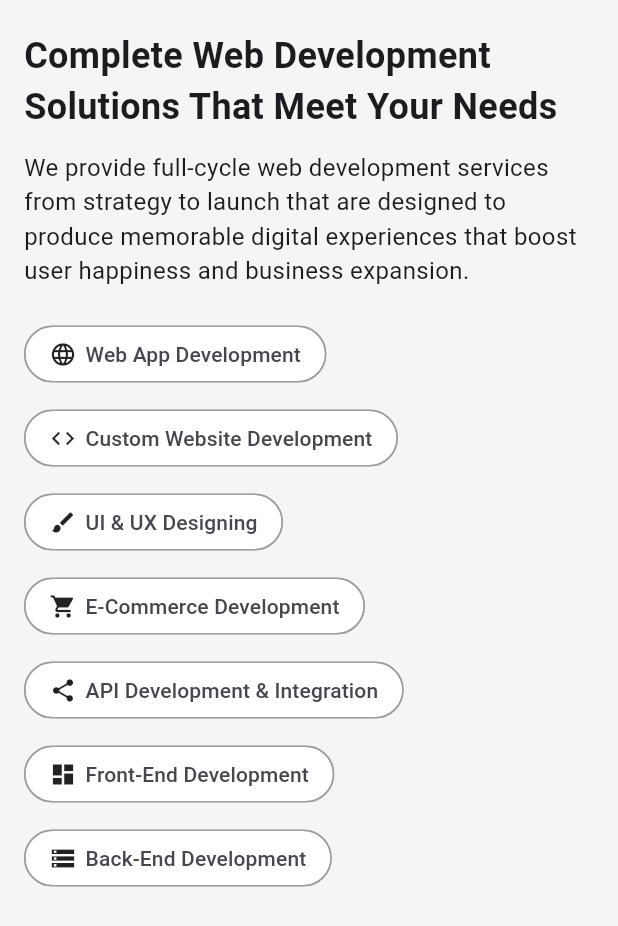
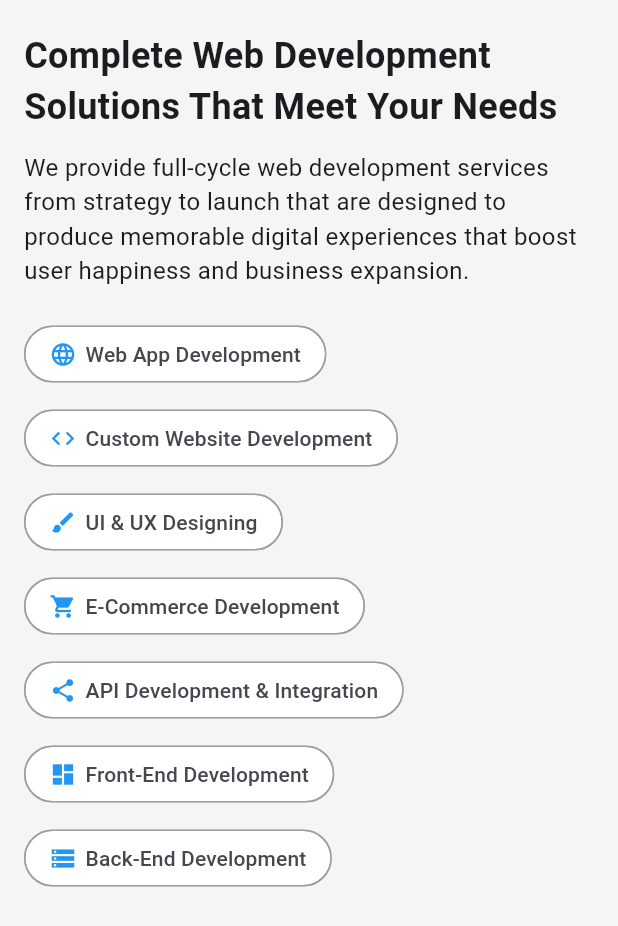
Before and after one commit to DIV-SYSTEM/onlineapk, a Flutter app: the Am4 widget shown alone on an empty page, opened directly, on a phone screen of 412 x 824 dp. Shown: the top 926 px of the screen. Run offline on Flutter 3.47's test engine with Material 3 defaults, Android fonts, the phone set to English and light mode, and no system bars; our stand-ins replace carousel_slider, intl_phone_field, percent_indicator, pie_chart, video_player, visibility_detector; network calls fail.

Commit message:
Update web2.dart

```diff
--- a/lib/Web_Service/web2.dart
+++ b/lib/Web_Service/web2.dart
@@ -1,4 +1,5 @@
 import 'package:flutter/material.dart';
+import 'package:url_launcher/url_launcher.dart';
 
 class Am4 extends StatefulWidget {
   const Am4({super.key});
@@ -23,7 +24,8 @@ class _Am4State extends State<Am4> {
         'Enterprise-grade web portals and dashboards',
         'Cloud-based web applications with scalable architecture',
       ],
-      'image': 'assets/images/web_image_5.jpg',
+      'image': 'https://raw.githubusercontent.com/Vanshahuja1/One-Aim-App/main/assets/images/web_image_5.jpg',
+      'url': 'https://example.com/web-app-development', // Replace with actual URL
     },
     {
       'title': 'Custom Website Development',
@@ -37,7 +39,8 @@ class _Am4State extends State<Am4> {
         'Custom animations and interactive elements',
         'Accessibility compliance (WCAG standards)',
       ],
-      'image': 'assets/images/web_image_2.jpg',
+      'image': 'https://raw.githubusercontent.com/Vanshahuja1/One-Aim-App/main/assets/images/web_image_2.jpg',
+      'url': 'https://example.com/custom-website-development', // Replace with actual URL
     },
     {
       'title': 'UI & UX Designing',
@@ -51,7 +54,8 @@ class _Am4State extends State<Am4> {
         'Usability testing and iterative improvements',
         'Design systems for consistent brand experience',
       ],
-      'image': 'assets/images/web_image_4.jpg',
+      'image': 'https://raw.githubusercontent.com/Vanshahuja1/One-Aim-App/main/assets/images/web_image_4.jpg',
+      'url': 'https://example.com/ui-ux-designing', // Replace with actual URL
     },
     {
       'title': 'E-Commerce Development',
@@ -65,7 +69,8 @@ class _Am4State extends State<Am4> {
         'Product catalog and search functionality',
         'Mobile-optimized shopping experiences',
       ],
-      'image': 'assets/images/web_image_1.jpg',
+      'image': 'https://raw.githubusercontent.com/Vanshahuja1/One-Aim-App/main/assets/images/web_image_1.jpg',
+      'url': 'https://example.com/e-commerce-development', // Replace with actual URL
     },
     {
       'title': 'API Development & Integration',
@@ -79,7 +84,8 @@ class _Am4State extends State<Am4> {
         'API documentation and developer resources',
         'API security and authentication protocols',
       ],
-      'image': 'assets/images/web_image_8.jpg',
+      'image': 'https://raw.githubusercontent.com/Vanshahuja1/One-Aim-App/main/assets/images/web_image_8.jpg',
+      'url': 'https://example.com/api-development', // Replace with actual URL
     },
     {
       'title': 'Front-End Development',
@@ -93,7 +99,8 @@ class _Am4State extends State<Am4> {
         'State management and data flow architecture',
         'Accessibility implementation and testing',
       ],
-      'image': 'assets/images/web_image_9.jpg',
+      'image': 'https://raw.githubusercontent.com/Vanshahuja1/One-Aim-App/main/assets/images/web_image_9.jpg',
+      'url': 'https://example.com/front-end-development', // Replace with actual URL
     },
     {
       'title': 'Back-End Development',
@@ -107,10 +114,21 @@ class _Am4State extends State<Am4> {
         'Cloud infrastructure setup and management',
         'Performance monitoring and scaling solutions',
       ],
-      'image': 'assets/images/web_image_10.jpg',
+      'image': 'https://raw.githubusercontent.com/Vanshahuja1/One-Aim-App/main/assets/images/web_image_10.jpg',
+      'url': 'https://example.com/back-end-development', // Replace with actual URL
     },
   ];
 
+  Future<void> _launchUrl(String url) async {
+    final Uri uri = Uri.parse(url);
+    if (await canLaunchUrl(uri)) {
+      await launchUrl(uri, mode: LaunchMode.externalApplication);
+    } else {
+      ScaffoldMessenger.of(context).showSnackBar(
+        SnackBar(content: Text('Could not launch $url')),
+      );
+    }
+  }
 
   @override
   Widget build(BuildContext context) {
@@ -132,7 +150,6 @@ class _Am4State extends State<Am4> {
             style: TextStyle(fontSize: 16),
           ),
           const SizedBox(height: 20),
-
           Wrap(
             spacing: 8,
             runSpacing: 8,
@@ -141,7 +158,11 @@ class _Am4State extends State<Am4> {
                 label: Row(
                   mainAxisSize: MainAxisSize.min,
                   children: [
-                    Icon(solutions[index]['icon'], size: 18),
+                    Icon(
+                      solutions[index]['icon'],
+                      size: 18,
+                      color: Colors.blue,
+                    ),
                     const SizedBox(width: 6),
                     Flexible(
                       child: Text(
@@ -166,9 +187,7 @@ class _Am4State extends State<Am4> {
               );
             }),
           ),
-
           const SizedBox(height: 20),
-
           if (selectedIndex != null)
             Container(
               padding: const EdgeInsets.all(16),
@@ -209,25 +228,35 @@ class _Am4State extends State<Am4> {
                                 child: Text(
                                   feature,
                                   style: const TextStyle(fontSize: 16),
-                              )),
+                                ),
+                              ),
                             ],
                           ))
                       .toList(),
                   const SizedBox(height: 16),
                   ClipRRect(
                     borderRadius: BorderRadius.circular(12),
-                    child: Image.asset(
+                    child: AspectRatio(
+                      aspectRatio: 3 / 2, // Based on previous 791x527
+                      child: Image.network(
                         solutions[selectedIndex!]['image'],
                         width: double.infinity,
                         fit: BoxFit.cover,
+                        errorBuilder: (context, error, stackTrace) => Container(
+                          color: Colors.grey[200],
+                          child: const Center(child: Text('Image not found')),
+                        ),
+                        loadingBuilder: (context, child, loadingProgress) {
+                          if (loadingProgress == null) return child;
+                          return const Center(child: CircularProgressIndicator());
+                        },
+                      ),
                     ),
                   ),
                   const SizedBox(height: 16),
                   Center(
                     child: ElevatedButton(
-                      onPressed: () {
-                        // You can add navigation or a link here
-                      },
+                      onPressed: () => _launchUrl(solutions[selectedIndex!]['url']),
                       style: ElevatedButton.styleFrom(
                         backgroundColor: Colors.redAccent,
                         shape: RoundedRectangleBorder(
```
Lines whose indentation alone changed are shown as unchanged.
